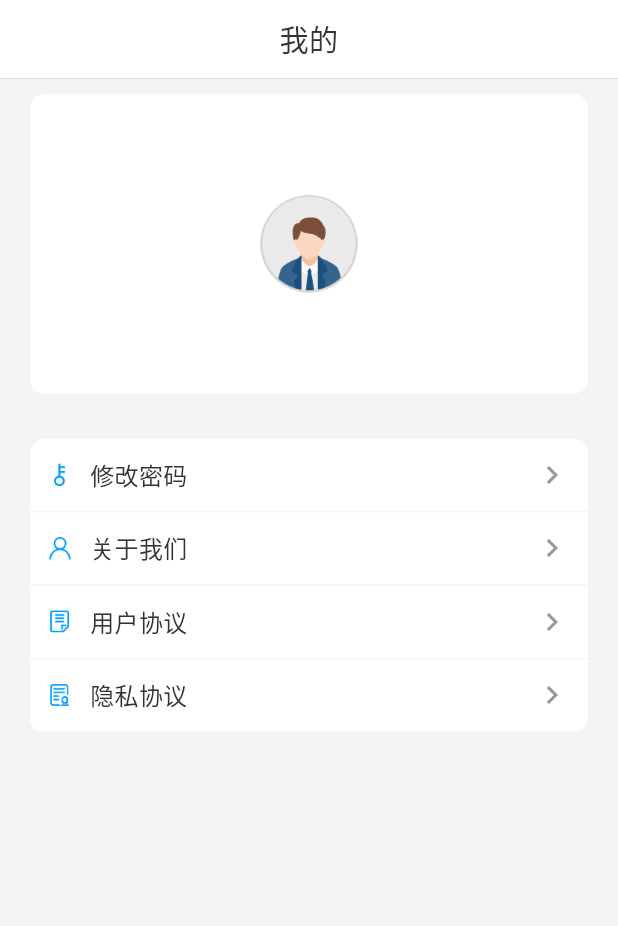
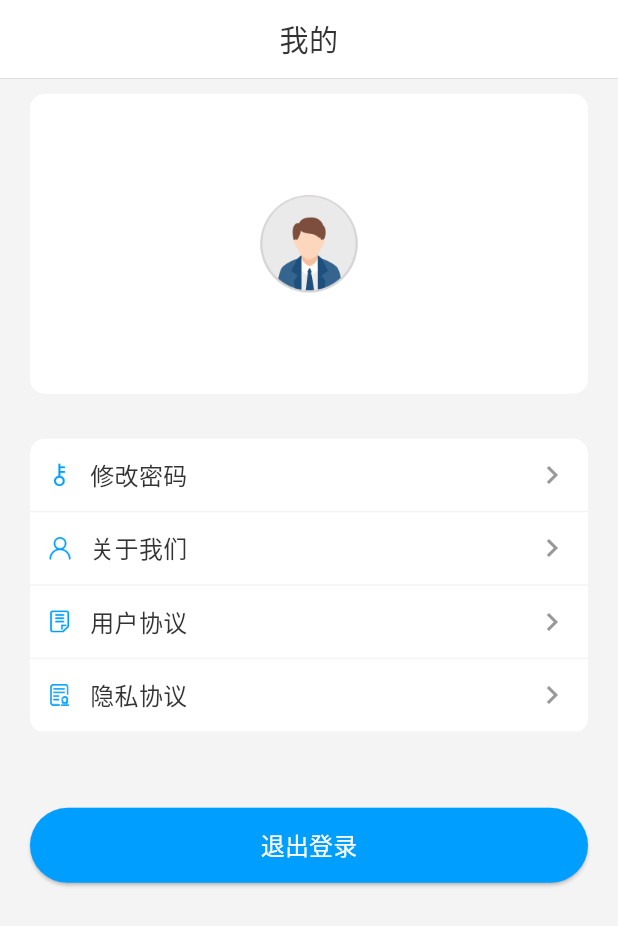
Before and after one commit to wisdom1314/jryk_flutter, a Flutter app: the MineView screen opened directly, on a phone screen of 412 x 824 dp. Shown: the top 926 px of the screen. Run offline on Flutter 3.47's test engine with Material 2 defaults, Android fonts, the phone set to English and light mode, and no system bars; our stand-ins replace device_info, dio, flutter_screenutil, fluttertoast, logger, permission_handler; missing offline and left inert: amap_flutter_base, amap_flutter_location, amap_flutter_map.

Commit message:
feat: 个人中心

```diff
--- a/lib/common/app-image.dart
+++ b/lib/common/app-image.dart
@@ -9,6 +9,7 @@
   static final String guideThrid = 'assets/images/guide_thrid.png';
   static final String loginBack = 'assets/images/login_back.png';
   static final String loginTop = 'assets/images/login_top.png';
+  static final String loginTopSecond = 'assets/images/login_top_second.png';
   static final String memberPlaceholder = 'assets/images/mem_placeholder.png';
   static final String mineAboutUs = 'assets/images/mine_aboutus.png';
   static final String mineAgreement = 'assets/images/mine_agressment.png';
--- a/lib/page/MineView.dart
+++ b/lib/page/MineView.dart
@@ -64,7 +64,21 @@
                     color: AppColors.color_ffffff
                   ),
                   child: _buildListWidget()
-                )
+                ),
+                SizedBox(height: 50,),
+                SizedBox(
+                  width: double.infinity,
+                  height: 50,
+                  child: ElevatedButton(
+                    child: Text('退出登录', style: TextStyle(color: AppColors.color_ffffff, fontSize: 16)),
+                    style: ElevatedButton.styleFrom(
+                      backgroundColor: AppColors.color_009eff,
+                    ),
+                    onPressed: () {
+
+                    },
+                  ),
+                ),
               ],
             ),
           ),
@@ -75,9 +89,8 @@
 
   Widget _buildListWidget() {
     List<Widget> listItems = [];
-
     for (var item in _rowList) {
-      print( item);
+      print(item);
       listItems.add(
         GestureDetector(
           onTap: () {
--- a/pubspec.yaml
+++ b/pubspec.yaml
@@ -83,6 +83,7 @@
     - assets/images/guide_thrid.png
     - assets/images/login_back.png
     - assets/images/login_top.png
+    - assets/images/login_top_second.png
     - assets/images/mem_placeholder.png
     - assets/images/mine_aboutus.png
     - assets/images/mine_agressment.png
```
Also changed, not shown: lib/page/login/login-page.dart (+12 -2 lines), assets/images/2.0x/login_top.png, assets/images/2.0x/login_top_second.png (added), assets/images/3.0x/login_top.png, assets/images/3.0x/login_top_second.png (added).
